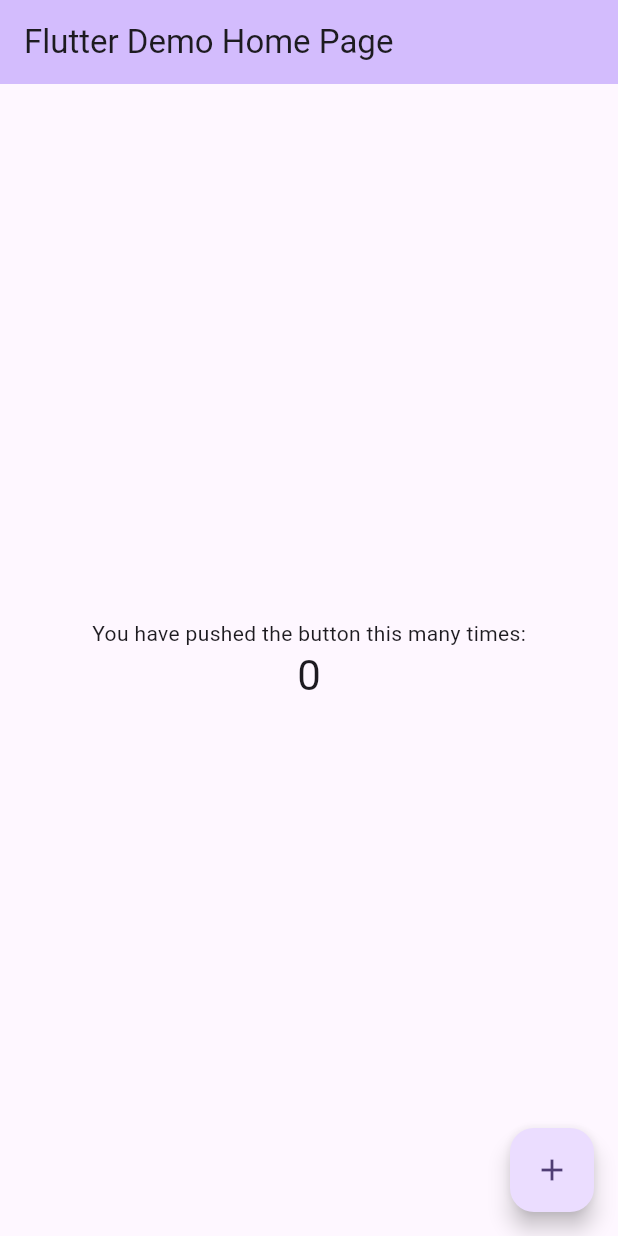
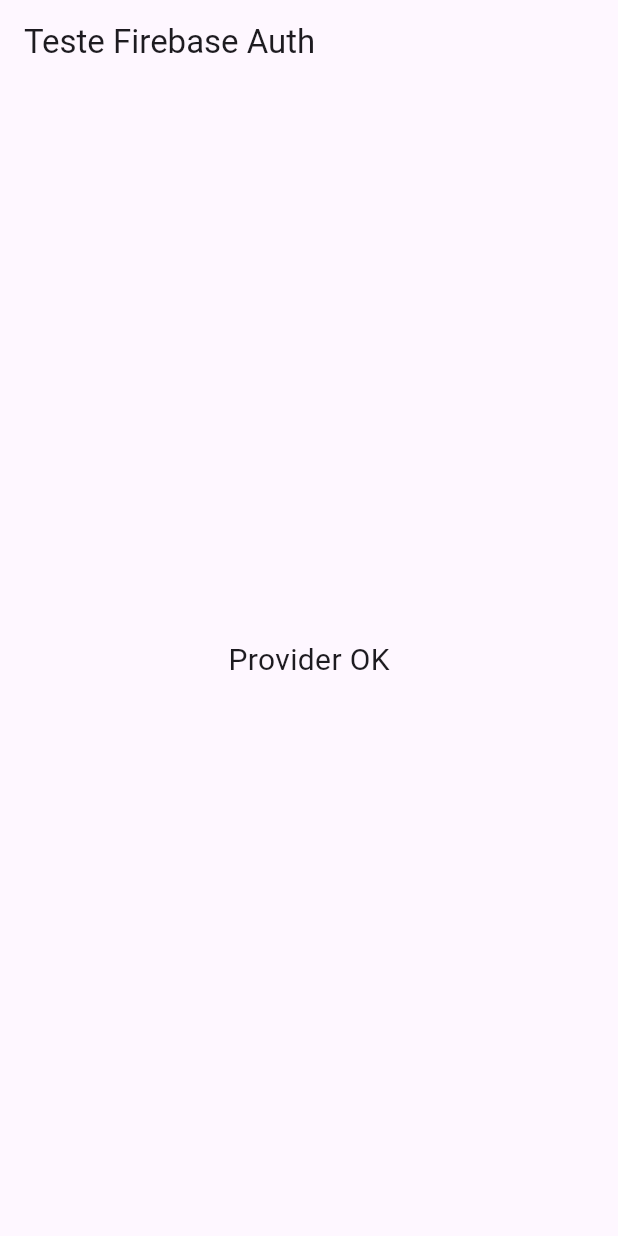
Before and after one commit to bialorenzini/veronicalens_app, a Flutter app: the screen it shows after launch, on a phone screen of 412 x 824 dp. Run offline on Flutter 3.47's test engine with Material 3 defaults, Android fonts, the phone set to English and light mode, and no system bars; our stand-ins replace firebase_auth, firebase_core; accounts and stored records are empty.

Commit message:
feat: viewmodel auth

```diff
--- a/lib/app.dart
+++ b/lib/app.dart
@@ -1,122 +1,19 @@
 import 'package:flutter/material.dart';
-
-void main() {
-  runApp(const MyApp());
-}
+import 'test_auth_page.dart';
 
 class MyApp extends StatelessWidget {
   const MyApp({super.key});
 
-  // This widget is the root of your application.
   @override
   Widget build(BuildContext context) {
     return MaterialApp(
-      title: 'Flutter Demo',
+      debugShowCheckedModeBanner: false,
+      title: 'Auth Test',
       theme: ThemeData(
-        // This is the theme of your application.
-        //
-        // TRY THIS: Try running your application with "flutter run". You'll see
-        // the application has a purple toolbar. Then, without quitting the app,
-        // try changing the seedColor in the colorScheme below to Colors.green
-        // and then invoke "hot reload" (save your changes or press the "hot
-        // reload" button in a Flutter-supported IDE, or press "r" if you used
-        // the command line to start the app).
-        //
-        // Notice that the counter didn't reset back to zero; the application
-        // state is not lost during the reload. To reset the state, use hot
-        // restart instead.
-        //
-        // This works for code too, not just values: Most code changes can be
-        // tested with just a hot reload.
-        colorScheme: .fromSeed(seedColor: Colors.deepPurple),
+        useMaterial3: true,
+        colorSchemeSeed: Colors.deepPurple,
       ),
-      home: const MyHomePage(title: 'Flutter Demo Home Page'),
+      home: const TestAuthPage(),
     );
   }
 }
-
-class MyHomePage extends StatefulWidget {
-  const MyHomePage({super.key, required this.title});
-
-  // This widget is the home page of your application. It is stateful, meaning
-  // that it has a State object (defined below) that contains fields that affect
-  // how it looks.
-
-  // This class is the configuration for the state. It holds the values (in this
-  // case the title) provided by the parent (in this case the App widget) and
-  // used by the build method of the State. Fields in a Widget subclass are
-  // always marked "final".
-
-  final String title;
-
-  @override
-  State<MyHomePage> createState() => _MyHomePageState();
-}
-
-class _MyHomePageState extends State<MyHomePage> {
-  int _counter = 0;
-
-  void _incrementCounter() {
-    setState(() {
-      // This call to setState tells the Flutter framework that something has
-      // changed in this State, which causes it to rerun the build method below
-      // so that the display can reflect the updated values. If we changed
-      // _counter without calling setState(), then the build method would not be
-      // called again, and so nothing would appear to happen.
-      _counter++;
-    });
-  }
-
-  @override
-  Widget build(BuildContext context) {
-    // This method is rerun every time setState is called, for instance as done
-    // by the _incrementCounter method above.
-    //
-    // The Flutter framework has been optimized to make rerunning build methods
-    // fast, so that you can just rebuild anything that needs updating rather
-    // than having to individually change instances of widgets.
-    return Scaffold(
-      appBar: AppBar(
-        // TRY THIS: Try changing the color here to a specific color (to
-        // Colors.amber, perhaps?) and trigger a hot reload to see the AppBar
-        // change color while the other colors stay the same.
-        backgroundColor: Theme.of(context).colorScheme.inversePrimary,
-        // Here we take the value from the MyHomePage object that was created by
-        // the App.build method, and use it to set our appbar title.
-        title: Text(widget.title),
-      ),
-      body: Center(
-        // Center is a layout widget. It takes a single child and positions it
-        // in the middle of the parent.
-        child: Column(
-          // Column is also a layout widget. It takes a list of children and
-          // arranges them vertically. By default, it sizes itself to fit its
-          // children horizontally, and tries to be as tall as its parent.
-          //
-          // Column has various properties to control how it sizes itself and
-          // how it positions its children. Here we use mainAxisAlignment to
-          // center the children vertically; the main axis here is the vertical
-          // axis because Columns are vertical (the cross axis would be
-          // horizontal).
-          //
-          // TRY THIS: Invoke "debug painting" (choose the "Toggle Debug Paint"
-          // action in the IDE, or press "p" in the console), to see the
-          // wireframe for each widget.
-          mainAxisAlignment: .center,
-          children: [
-            const Text('You have pushed the button this many times:'),
-            Text(
-              '$_counter',
-              style: Theme.of(context).textTheme.headlineMedium,
-            ),
-          ],
-        ),
-      ),
-      floatingActionButton: FloatingActionButton(
-        onPressed: _incrementCounter,
-        tooltip: 'Increment',
-        child: const Icon(Icons.add),
-      ),
-    );
-  }
-}
--- /dev/null
+++ b/lib/test_auth_page.dart
@@ -0,0 +1,33 @@
+import 'package:flutter/material.dart';
+import 'package:provider/provider.dart';
+import 'package:firebase_auth/firebase_auth.dart';
+
+import 'viewmodels/auth_view_model.dart';
+
+class TestAuthPage extends StatefulWidget {
+  const TestAuthPage({super.key});
+
+  @override
+  State<TestAuthPage> createState() => _TestAuthPageState();
+}
+
+class _TestAuthPageState extends State<TestAuthPage> {
+  final emailController = TextEditingController();
+  final passwordController = TextEditingController();
+
+  @override
+  Widget build(BuildContext context) {
+    final authVM = context.watch<AuthViewModel>();
+
+    return Scaffold(
+      appBar: AppBar(title: const Text('Teste Firebase Auth')),
+      body: Center(
+        child: Text(
+          authVM.isLoading ? 'Carregando...' : 'Provider OK',
+          style: const TextStyle(fontSize: 20),
+        ),
+      ),
+    );
+  }
+
+}
--- a/pubspec.yaml
+++ b/pubspec.yaml
@@ -37,6 +37,7 @@
   firebase_core: ^3.8.0
   firebase_auth: ^5.6.0
   cloud_firestore: ^5.6.0
+  provider: ^6.1.5+1
 
 
 dev_dependencies:
```
Also changed, not shown: lib/main.dart (+14 -1 lines), lib/viewmodels/auth_view_model.dart (added, +51 -0 lines), pubspec.lock.
